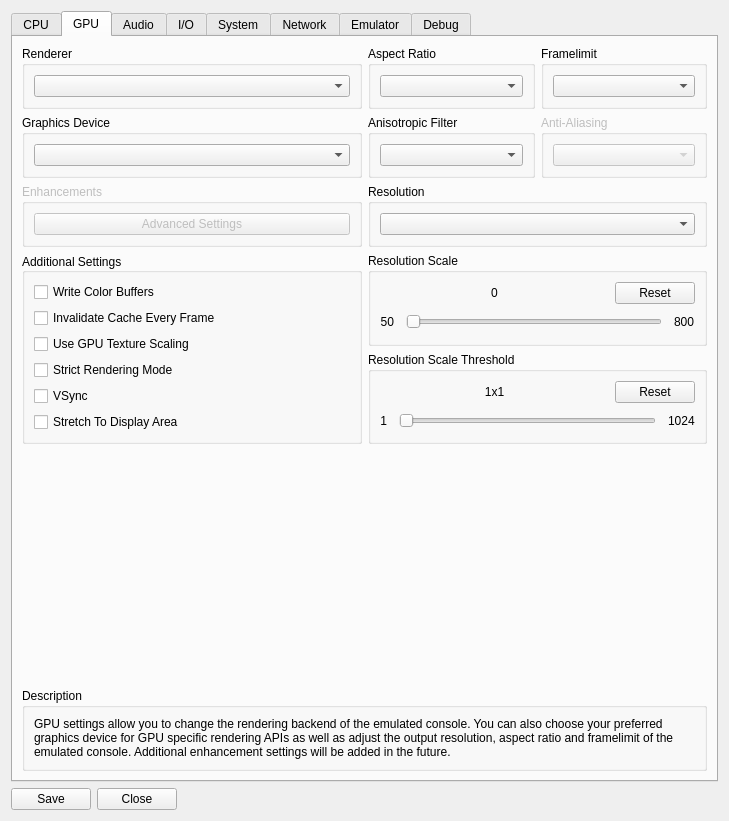
First picture: the form in rpcs3/rpcs3qt/settings_dialog.ui, repository RPCS3/rpcs3, before the edit.
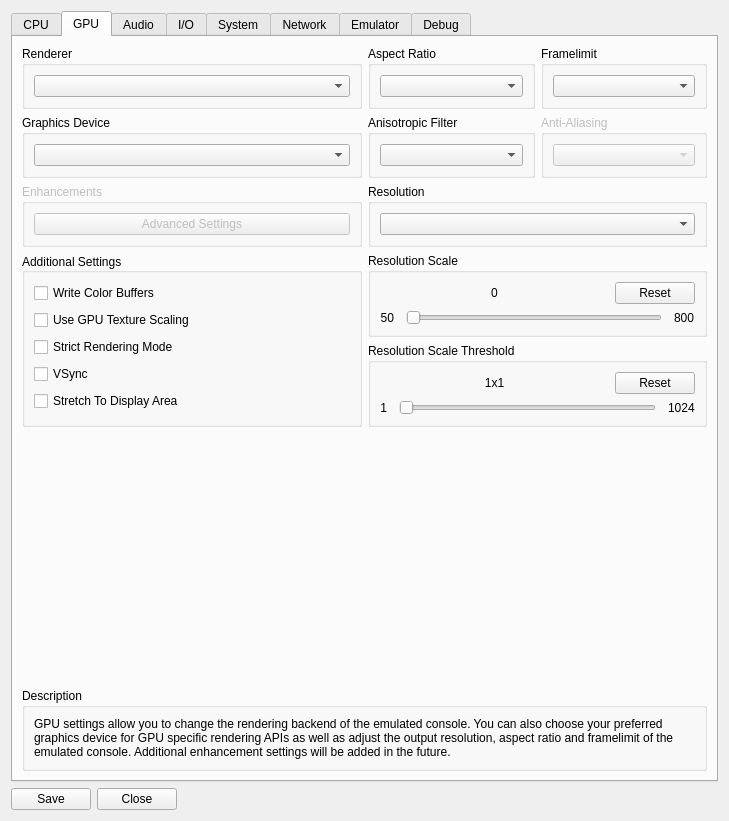
Second picture: the form after the edit. The open tabs and pages were chosen to show the change. Icons and pictures are not drawn.

Commit message: rsx: Allow clear_surface command for depth-only passes. Removes invalidate cache hack

```diff
--- a/rpcs3/rpcs3qt/settings_dialog.ui
+++ b/rpcs3/rpcs3qt/settings_dialog.ui
@@ -503,13 +503,6 @@
               </property>
              </widget>
             </item>
-            <item>
-             <widget class="QCheckBox" name="autoInvalidateCache">
-              <property name="text">
-               <string>Invalidate Cache Every Frame</string>
-              </property>
-             </widget>
-            </item>
             <item>
              <widget class="QCheckBox" name="gpuTextureScaling">
               <property name="text">
```
Left out of the diff: 2 changed lines with no effect on the pictures. The commit also changes 9 other files.
